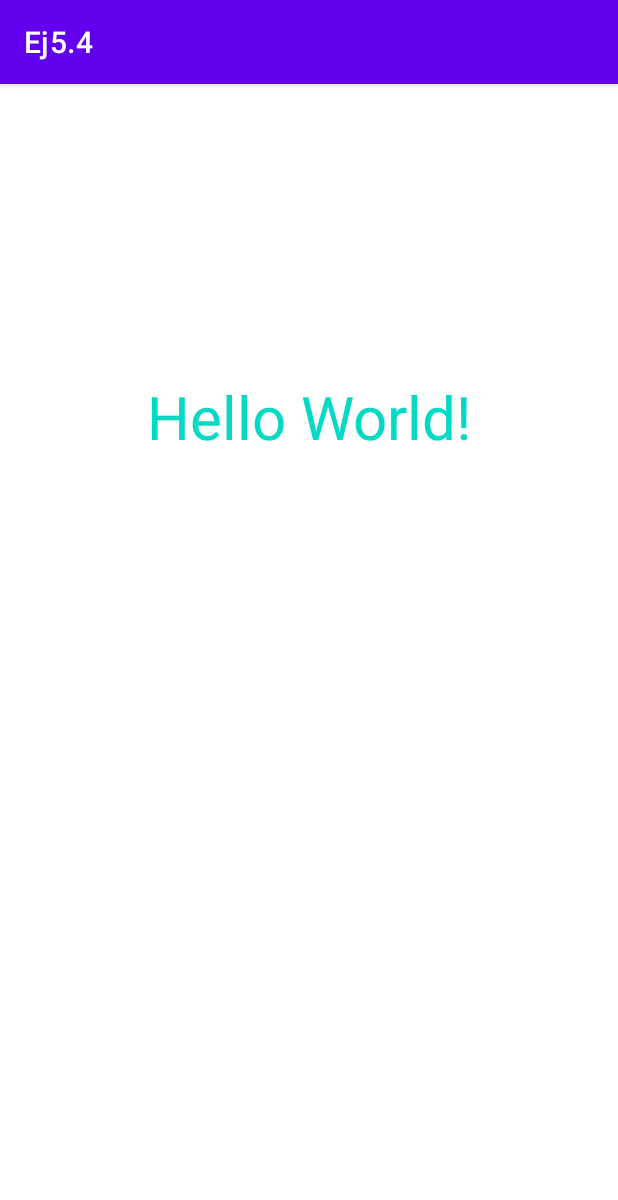
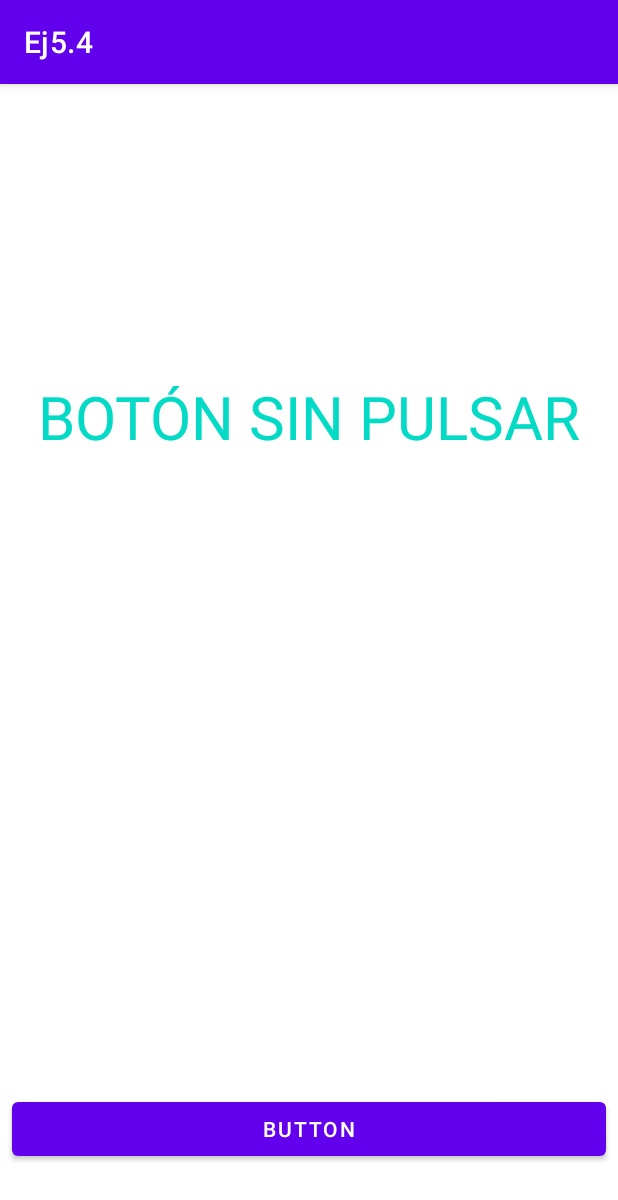
Before and after one commit to nandopiles/2DAM_DesarrolloMultimedia, an Android app: the screen it shows after launch (MainActivity), on a phone screen of 412 x 824 dp. Shown: the top 1200 px of the screen. Run offline under Robolectric (Android 15) with nearby library versions, the phone set to English and light mode, and no system bars.

Commit message:
act5_4 a medias

```diff
--- a/2T/Ej54/app/src/main/java/dam/curso2022/ej54/MainActivity.java
+++ b/2T/Ej54/app/src/main/java/dam/curso2022/ej54/MainActivity.java
@@ -2,13 +2,40 @@ package dam.curso2022.ej54;
 
 import androidx.appcompat.app.AppCompatActivity;
 
+import android.annotation.SuppressLint;
 import android.os.Bundle;
+import android.view.View;
+import android.widget.Button;
+import android.widget.TextView;
 
 public class MainActivity extends AppCompatActivity {
+
+    private Button btn1;
+    private TextView tv1;
+    private boolean press = false;
 
     @Override
     protected void onCreate(Bundle savedInstanceState) {
         super.onCreate(savedInstanceState);
         setContentView(R.layout.activity_main);
+
+        tv1 = (TextView) findViewById(R.id.tv1);
+        btn1 = (Button) findViewById(R.id.btn);
+
+        btn1.setOnClickListener(new View.OnClickListener() {
+            @SuppressLint("ResourceAsColor")
+            @Override
+            public void onClick(View view) {
+                if (press) {
+                    tv1.setText(R.string.btnPulsado);
+                    tv1.setTextColor(R.color.purple_700);
+                    press = false;
+                } else {
+                    tv1.setText(R.string.bot_n_sin_pulsar);
+                    tv1.setTextColor(R.color.teal_200);
+                    press = true;
+                }
+            }
+        });
     }
 }
--- a/2T/Ej54/app/src/main/res/layout/activity_main.xml
+++ b/2T/Ej54/app/src/main/res/layout/activity_main.xml
@@ -2,6 +2,7 @@
 <androidx.constraintlayout.widget.ConstraintLayout xmlns:android="http://schemas.android.com/apk/res/android"
     xmlns:app="http://schemas.android.com/apk/res-auto"
     xmlns:tools="http://schemas.android.com/tools"
+    style="@style/texto1"
     android:layout_width="match_parent"
     android:layout_height="match_parent"
     tools:context=".MainActivity">
@@ -11,11 +12,25 @@
         style="@style/texto1"
         android:layout_width="wrap_content"
         android:layout_height="wrap_content"
-        android:text="Hello World!"
+        android:text="@string/bot_n_sin_pulsar"
         app:layout_constraintBottom_toBottomOf="parent"
         app:layout_constraintEnd_toEndOf="parent"
         app:layout_constraintStart_toStartOf="parent"
         app:layout_constraintTop_toTopOf="parent"
         app:layout_constraintVertical_bias="0.273" />
 
+    <Button
+        android:id="@+id/btn"
+        android:layout_width="match_parent"
+        android:layout_height="wrap_content"
+        android:layout_marginStart="8dp"
+        android:layout_marginTop="384dp"
+        android:layout_marginEnd="8dp"
+        android:layout_marginBottom="8dp"
+        android:text="@string/btnText"
+        app:layout_constraintBottom_toBottomOf="parent"
+        app:layout_constraintEnd_toEndOf="parent"
+        app:layout_constraintStart_toStartOf="parent"
+        app:layout_constraintTop_toBottomOf="@+id/tv1" />
+
 </androidx.constraintlayout.widget.ConstraintLayout>
--- a/2T/Ej54/app/src/main/res/values/strings.xml
+++ b/2T/Ej54/app/src/main/res/values/strings.xml
@@ -1,3 +1,6 @@
 <resources>
     <string name="app_name">Ej5.4</string>
+    <string name="btnText">Button</string>
+    <string name="bot_n_sin_pulsar">BOTÓN SIN PULSAR</string>
+    <string name="btnPulsado">BOTÓN PULSADO</string>
 </resources>
```
